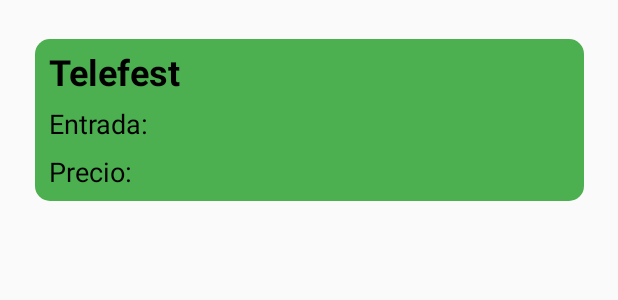
After one commit to victordzx/FestPuk, an Android app: the layout recycle_mis_entradas.xml on its own in the app's theme, with its tools: preview values and no code run, on a phone screen of 412 x 824 dp. The commit adds this screen. Shown: the top 300 px of the screen. Run offline under Robolectric (Android 15) with nearby library versions, the phone set to English and light mode, and no system bars.

Commit message:
vistas cliente - mis entradas (avanzar)

```diff
--- a/app/src/main/res/layout/activity_cliente_entradas_evento.xml
+++ b/app/src/main/res/layout/activity_cliente_entradas_evento.xml
@@ -1,9 +1,26 @@
 <?xml version="1.0" encoding="utf-8"?>
-<androidx.constraintlayout.widget.ConstraintLayout xmlns:android="http://schemas.android.com/apk/res/android"
+<FrameLayout xmlns:android="http://schemas.android.com/apk/res/android"
     xmlns:app="http://schemas.android.com/apk/res-auto"
     xmlns:tools="http://schemas.android.com/tools"
     android:layout_width="match_parent"
     android:layout_height="match_parent"
+    android:background="@color/black"
     tools:context=".ClienteEntradasEventoActivity">
 
-</androidx.constraintlayout.widget.ConstraintLayout>
+    <LinearLayout
+        android:id="@+id/vistaEntradas"
+        android:layout_width="411dp"
+        android:layout_height="match_parent"
+        android:gravity="top"
+        android:orientation="vertical"
+        tools:layout_editor_absoluteX="0dp">
+
+        <androidx.recyclerview.widget.RecyclerView
+            android:id="@+id/recycleViewer"
+            android:layout_width="match_parent"
+            android:layout_height="match_parent"
+            android:visibility="visible" />
+
+    </LinearLayout>
+
+</FrameLayout>
--- /dev/null
+++ b/app/src/main/res/layout/recycle_mis_entradas.xml
@@ -0,0 +1,100 @@
+<?xml version="1.0" encoding="utf-8"?>
+<androidx.constraintlayout.widget.ConstraintLayout xmlns:android="http://schemas.android.com/apk/res/android"
+    android:layout_width="match_parent"
+    android:layout_height="match_parent"
+    xmlns:app="http://schemas.android.com/apk/res-auto">
+
+    <RelativeLayout
+        android:id="@+id/containerInfoEntrada"
+        android:layout_width="366dp"
+        android:layout_height="108dp"
+        android:layout_alignParentEnd="true"
+        android:layout_marginTop="26dp"
+        android:background="@drawable/background_green_rounded"
+        app:layout_constraintEnd_toEndOf="parent"
+        app:layout_constraintHorizontal_bias="0.5"
+        app:layout_constraintStart_toStartOf="parent"
+        app:layout_constraintTop_toTopOf="parent">
+
+        <LinearLayout
+            android:id="@+id/linearLayoutEntrada"
+            android:layout_width="wrap_content"
+            android:layout_height="wrap_content"
+            android:layout_alignParentTop="true"
+            android:layout_marginStart="9dp"
+            android:layout_marginLeft="4dp"
+            android:layout_marginTop="5dp"
+            android:orientation="vertical">
+
+            <TextView
+                android:id="@+id/mientradatituloevento"
+                android:layout_width="match_parent"
+                android:layout_height="wrap_content"
+                android:text="Telefest"
+                android:textColor="@color/black"
+                android:textStyle="bold"
+                android:textSize="24sp" />
+
+            <TextView
+                android:layout_width="match_parent"
+                android:layout_height="wrap_content"
+                android:layout_marginTop="6dp"
+                android:text="Entrada: "
+                android:textColor="@color/black"
+                android:textSize="18sp" />
+
+            <TextView
+                android:id="@+id/contrasenaPersonal"
+                android:layout_width="match_parent"
+                android:layout_height="wrap_content"
+                android:layout_marginTop="7dp"
+                android:text="Precio:"
+                android:textColor="@color/black"
+                android:textSize="18sp" />
+
+        </LinearLayout>
+
+        <LinearLayout
+            android:id="@+id/infoLayoutMiEntrada"
+            android:layout_width="wrap_content"
+            android:layout_height="wrap_content"
+            android:layout_alignParentTop="true"
+            android:layout_marginStart="2dp"
+            android:layout_marginLeft="1dp"
+            android:layout_marginTop="5dp"
+            android:layout_toEndOf="@+id/linearLayoutEntrada"
+            android:layout_toRightOf="@+id/linearLayoutEntrada"
+            android:orientation="vertical">
+
+            <TextView
+                android:layout_width="match_parent"
+                android:layout_height="wrap_content"
+                android:layout_marginBottom="6dp"
+                android:text=""
+                android:textColor="@color/black"
+                android:textSize="24sp" />
+
+            <TextView
+                android:id="@+id/mientradacodigo"
+                android:layout_width="match_parent"
+                android:layout_height="wrap_content"
+                android:layout_marginTop="7dp"
+                android:text=""
+                android:textColor="@color/black"
+                android:textSize="12sp" />
+
+            <TextView
+                android:id="@+id/mientradaprecio"
+                android:layout_width="match_parent"
+                android:layout_height="wrap_content"
+                android:layout_marginTop="18.5dp"
+                android:text=""
+                android:textColor="@color/black"
+                android:textSize="8sp" />
+
+        </LinearLayout>
+
+
+    </RelativeLayout>
+
+</androidx.constraintlayout.widget.ConstraintLayout>
```
